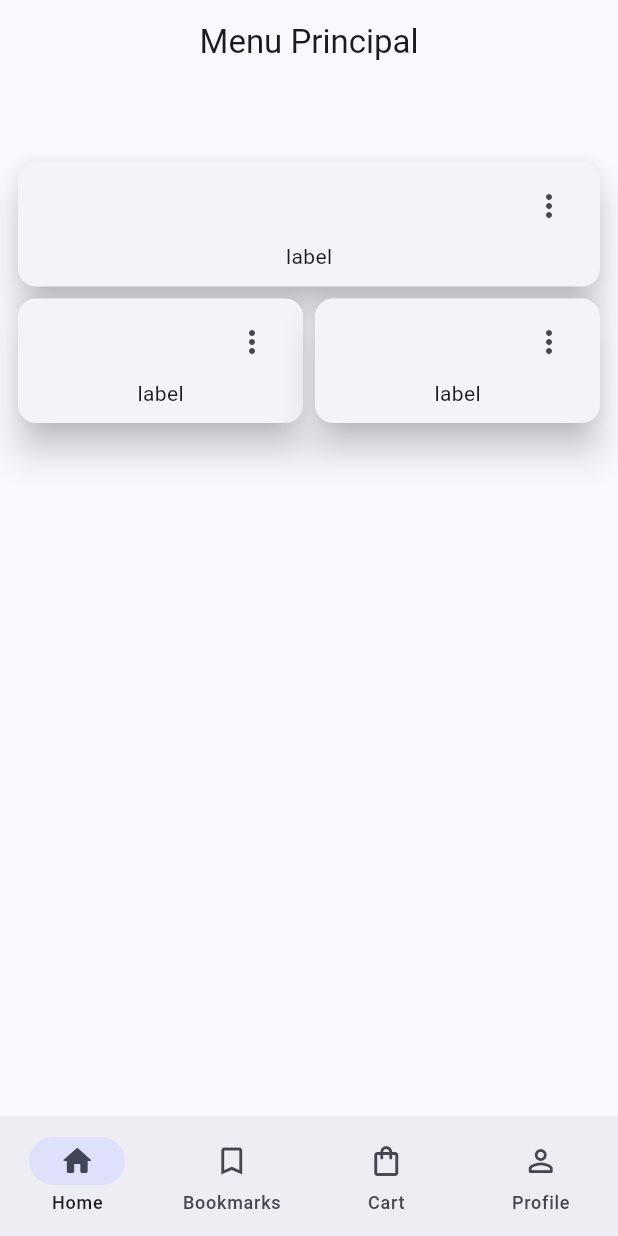
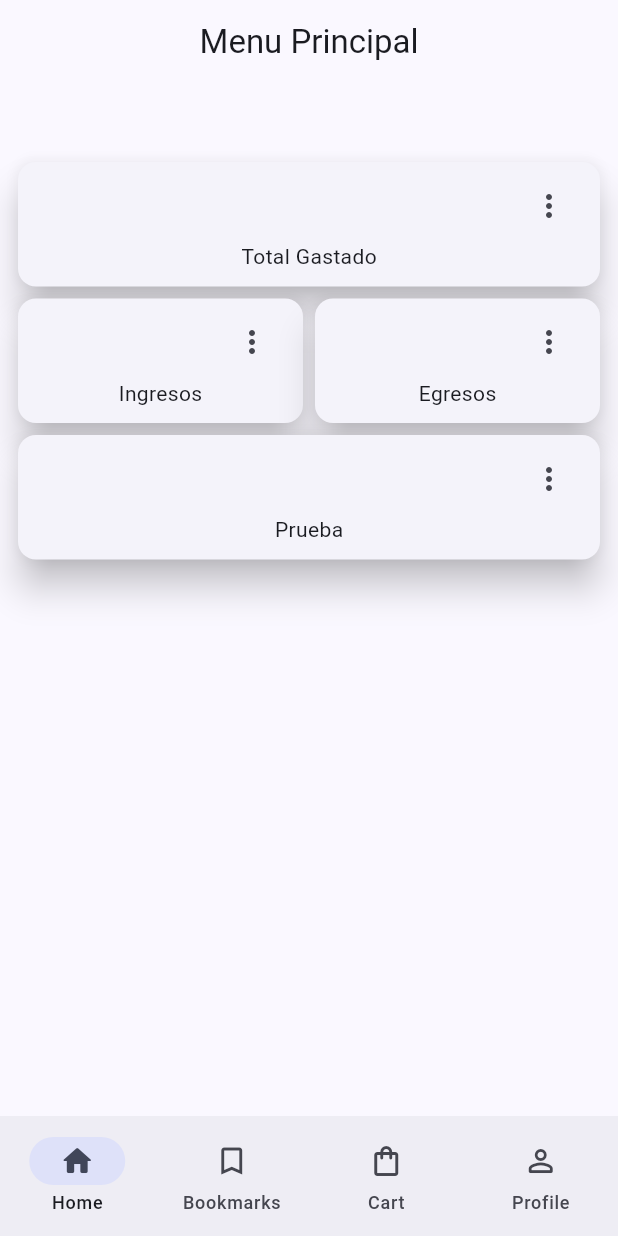
Before and after one commit to VECTOR416/Flutter-Manejo-Divisas, a Flutter app: the screen it shows after launch, on a phone screen of 412 x 824 dp. Run offline on Flutter 3.47's test engine with Material 3 defaults, Android fonts, the phone set to English and light mode, and no system bars; our stand-ins replace go_router.

Commit message:
refactor(homescreen): Ajustes en los cards principales de la pantalla principal

```diff
--- a/lib/presentation/screens/home_screen.dart
+++ b/lib/presentation/screens/home_screen.dart
@@ -19,13 +19,14 @@ class HomeScreen extends StatelessWidget {
               ),
               child: Column(
                 children: [
-                  _CardType1(label: 'label', elevation: 10),
+                  _CardType1(label: 'Total Gastado', elevation: 10),
                   Row(
                     children: [
-                      Expanded(child: _CardType1(label: 'label', elevation: 10)),
-                      Expanded(child: _CardType1(label: 'label', elevation: 10)),
+                      Expanded(child: _CardType1(label: 'Ingresos', elevation: 10)),
+                      Expanded(child: _CardType1(label: 'Egresos', elevation: 10)),
                     ],
-                  )
+                  ),
+                  Expanded(flex: 0, child: _CardType1(label: "Prueba", elevation: 10))
                 ],
               ),
             ),
```
